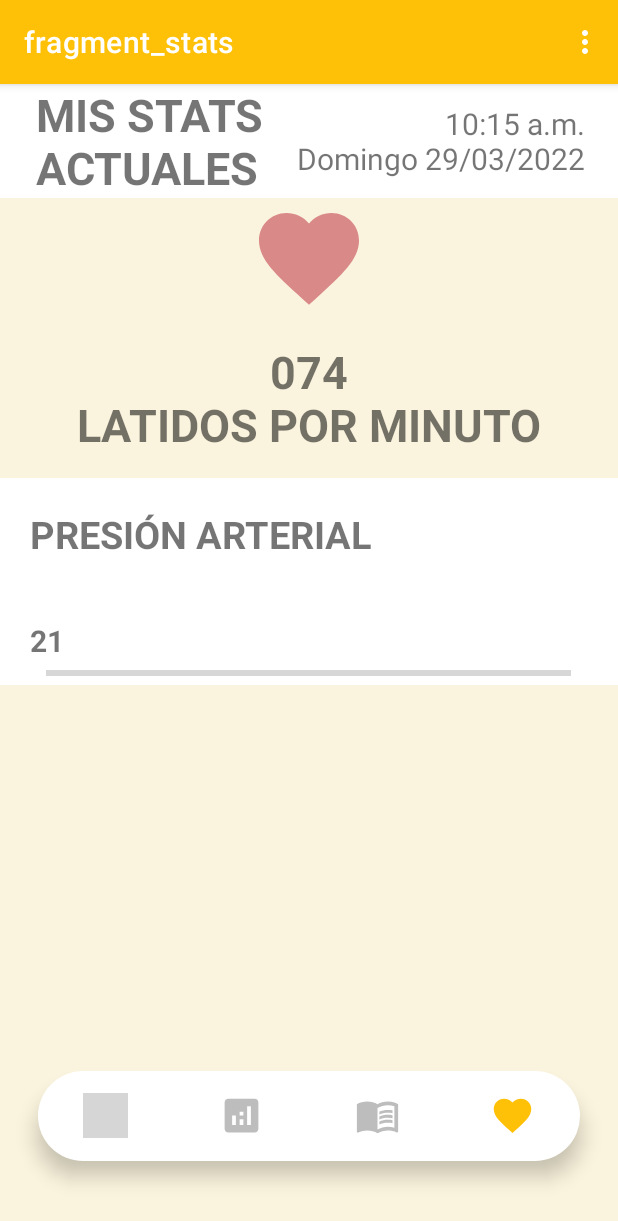
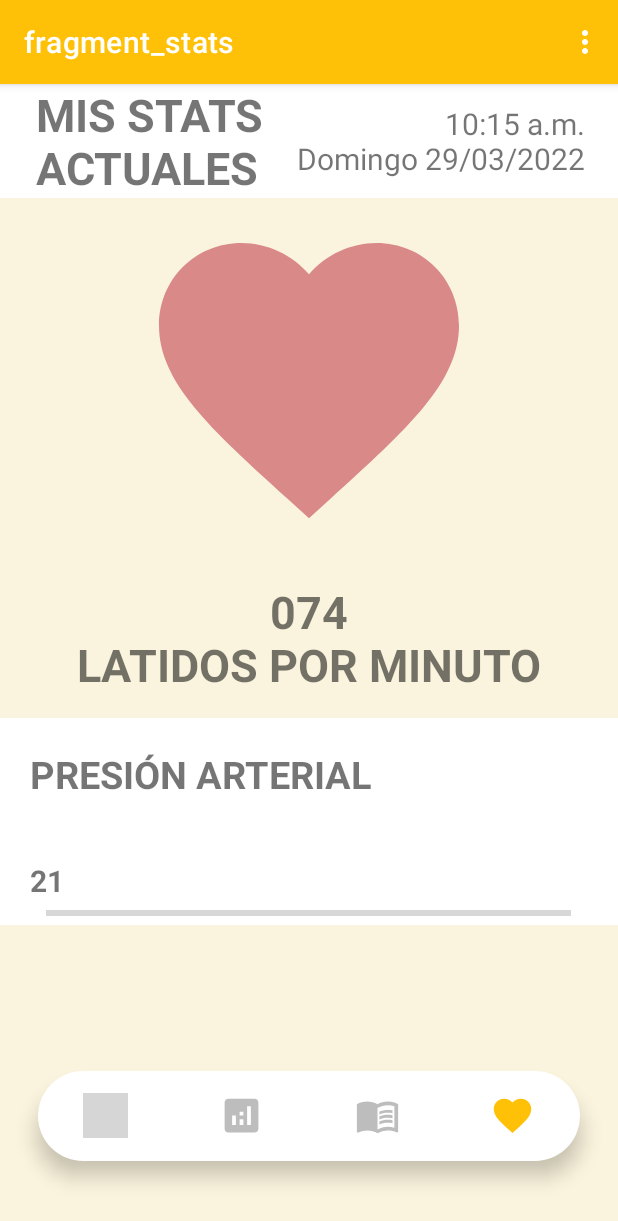
Before and after one commit to fakker19/WeCare_FrontEnd, an Android app: the StatsFragment screen opened through its navigation route, on a phone screen of 412 x 824 dp. Shown: the top 1221 px of the screen. Run offline under Robolectric (Android 15) with nearby library versions, the phone set to English and light mode, and no system bars; our stand-ins replace navigation-ui; grey boxes are pictures that could not be loaded.

Commit message:
fix: size fix

```diff
--- a/app/src/main/res/layout/fragment_stats.xml
+++ b/app/src/main/res/layout/fragment_stats.xml
@@ -64,14 +64,10 @@
 
             <ImageView
                 android:id="@+id/imageView3"
-                android:layout_width="wrap_content"
+                android:layout_width="match_parent"
                 android:layout_height="wrap_content"
-                android:layout_gravity="center"
-                android:foregroundGravity="center"
-                android:gravity="center"
-                android:src="@drawable/ic_fav"
-                app:srcCompat="@drawable/ic_fav240"
-                app:tint="#DA8989" />
+                android:src="@drawable/ic_fav240"
+                android:tint="#DA8989" />
 
             <TextView
                 android:id="@+id/textView12"
```
